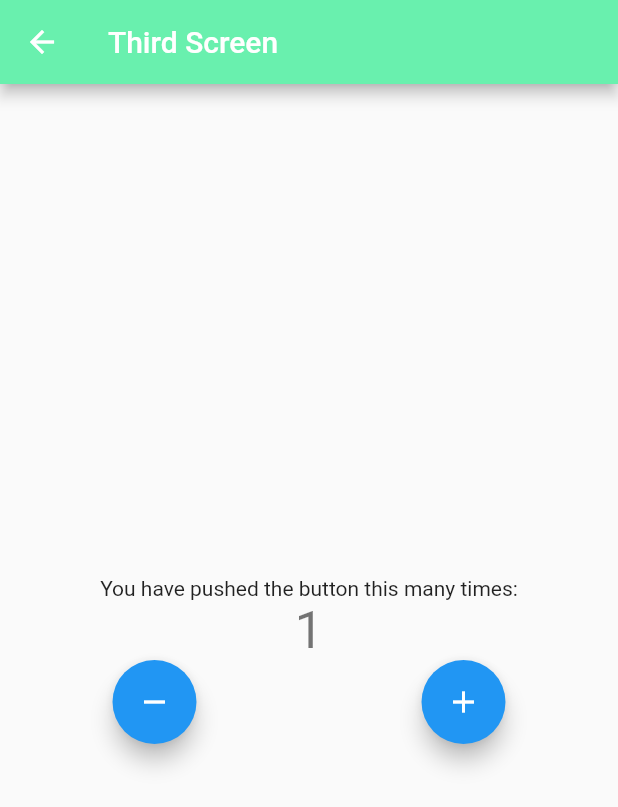
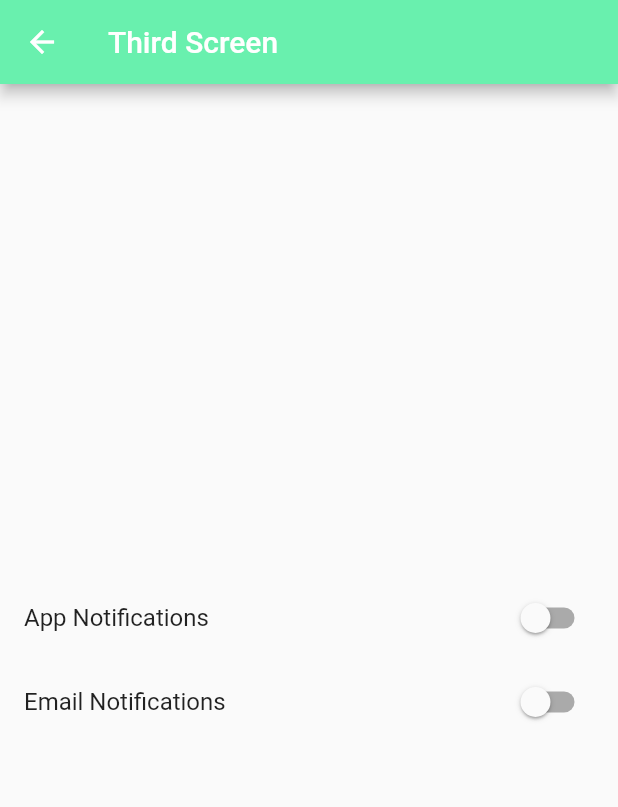
Before and after one commit to KuldeepRawat64/Flutter-Bloc-Concepts, a Flutter app: the screen it shows after launch, after a tap on the "remove" icon, after a tap on the "add" icon, after a tap on "Go to Third Screen", on a phone screen of 412 x 824 dp. Shown: the top 807 px of the screen. Run offline on Flutter 3.47's test engine with Material 2 defaults, Android fonts, the phone set to English and light mode, and no system bars; our stand-ins replace connectivity_plus, equatable, flutter_bloc.

Commit message:
SettingsCubit with StateNotBuilding fix

```diff
--- /dev/null
+++ b/lib/logic/cubit/settings_cubit.dart
@@ -0,0 +1,16 @@
+import 'package:equatable/equatable.dart';
+import 'package:flutter_bloc/flutter_bloc.dart';
+
+part 'settings_state.dart';
+
+class SettingsCubit extends Cubit<SettingsState> {
+  SettingsCubit()
+      : super(const SettingsState(
+            appNotifications: false, emailNotifications: false));
+
+  void toggleAppNotifications(bool newValue) =>
+      emit(state.copyWith(appNotifications: newValue));
+
+  void toggleEmailNotifications(bool newValue) =>
+      emit(state.copyWith(emailNotifications: newValue));
+}
--- /dev/null
+++ b/lib/logic/cubit/settings_state.dart
@@ -0,0 +1,19 @@
+part of 'settings_cubit.dart';
+
+class SettingsState extends Equatable {
+  final bool appNotifications;
+  final bool emailNotifications;
+  const SettingsState({
+    required this.appNotifications,
+    required this.emailNotifications,
+  });
+
+  SettingsState copyWith({bool? appNotifications, bool? emailNotifications}) {
+    return SettingsState(
+        appNotifications: appNotifications ?? this.appNotifications,
+        emailNotifications: emailNotifications ?? this.emailNotifications);
+  }
+
+  @override
+  List<Object> get props => [appNotifications, emailNotifications];
+}
--- a/lib/main.dart
+++ b/lib/main.dart
@@ -3,6 +3,7 @@ import 'package:flutter/material.dart';
 import 'package:flutter_bloc/flutter_bloc.dart';
 import 'package:flutter_bloc_concepts/logic/cubit/counter_cubit.dart';
 import 'package:flutter_bloc_concepts/logic/cubit/internet_cubit.dart';
+import 'package:flutter_bloc_concepts/logic/cubit/settings_cubit.dart';
 import 'package:flutter_bloc_concepts/presentation/router/app_router.dart';
 
 void main() {
@@ -23,11 +24,13 @@ class MyApp extends StatelessWidget {
     return MultiBlocProvider(
       providers: [
         BlocProvider<InternetCubit>(
-          create: (internetCubitContext) =>
-              InternetCubit(connectivity: connectivity),
+          create: (context) => InternetCubit(connectivity: connectivity),
         ),
         BlocProvider<CounterCubit>(
-          create: (counterCubitContext) => CounterCubit(),
+          create: (context) => CounterCubit(),
+        ),
+        BlocProvider<SettingsCubit>(
+          create: (context) => SettingsCubit(),
         ),
       ],
       child: MaterialApp(
--- a/lib/presentation/screens/home_screen.dart
+++ b/lib/presentation/screens/home_screen.dart
@@ -1,3 +1,5 @@
+import 'dart:developer';
+
 import 'package:flutter/material.dart';
 import 'package:flutter_bloc/flutter_bloc.dart';
 import 'package:flutter_bloc_concepts/constants/enums.dart';
@@ -17,18 +19,8 @@ class MyHomePage extends StatefulWidget {
 
 class _MyHomePageState extends State<MyHomePage> {
   @override
-  Widget build(BuildContext homeScreenContext) {
-    return BlocListener<InternetCubit, InternetState>(
-      listener: (context, state) {
-        if (state is InternetConnected &&
-            state.connectionType == ConnectionType.wifi) {
-          BlocProvider.of<CounterCubit>(context).increment();
-        } else if (state is InternetConnected &&
-            state.connectionType == ConnectionType.mobile) {
-          BlocProvider.of<CounterCubit>(context).decrement();
-        } else if (state is InternetDisconnected) {}
-      },
-      child: Scaffold(
+  Widget build(BuildContext context) {
+    return Scaffold(
       appBar: AppBar(
         backgroundColor: widget.color,
         title: Text(widget.title),
@@ -43,15 +35,12 @@ class _MyHomePageState extends State<MyHomePage> {
           mainAxisAlignment: MainAxisAlignment.center,
           children: <Widget>[
             BlocBuilder<InternetCubit, InternetState>(
-                builder: (internetCubitBuilderContext, state) {
+              builder: (context, state) {
                 if (state is InternetConnected &&
                     state.connectionType == ConnectionType.wifi) {
                   return Text(
                     'Wi-Fi',
-                      style: Theme.of(internetCubitBuilderContext)
-                          .textTheme
-                          .headline3!
-                          .copyWith(
+                    style: Theme.of(context).textTheme.headline3!.copyWith(
                           color: Colors.green,
                         ),
                   );
@@ -59,20 +48,14 @@ class _MyHomePageState extends State<MyHomePage> {
                     state.connectionType == ConnectionType.mobile) {
                   return Text(
                     'Mobile',
-                      style: Theme.of(internetCubitBuilderContext)
-                          .textTheme
-                          .headline3!
-                          .copyWith(
+                    style: Theme.of(context).textTheme.headline3!.copyWith(
                           color: Colors.red,
                         ),
                   );
                 } else if (state is InternetDisconnected) {
                   return Text(
                     'Disconnected',
-                      style: Theme.of(internetCubitBuilderContext)
-                          .textTheme
-                          .headline3!
-                          .copyWith(
+                    style: Theme.of(context).textTheme.headline3!.copyWith(
                           color: Colors.grey,
                         ),
                   );
@@ -84,18 +67,16 @@ class _MyHomePageState extends State<MyHomePage> {
               height: 5,
             ),
             BlocConsumer<CounterCubit, CounterState>(
-                listener: (counterCubitListenerContext, state) {
+              listener: (context, state) {
                 if (state.isIncremented == true) {
-                    ScaffoldMessenger.of(counterCubitListenerContext)
-                        .showSnackBar(
+                  ScaffoldMessenger.of(context).showSnackBar(
                     const SnackBar(
                       content: Text('Incremented!'),
                       duration: Duration(milliseconds: 300),
                     ),
                   );
                 } else if (state.isIncremented == false) {
-                    ScaffoldMessenger.of(counterCubitListenerContext)
-                        .showSnackBar(
+                  ScaffoldMessenger.of(context).showSnackBar(
                     const SnackBar(
                       content: Text('Decremented!'),
                       duration: Duration(milliseconds: 300),
@@ -103,34 +84,26 @@ class _MyHomePageState extends State<MyHomePage> {
                   );
                 }
               },
-                builder: (counterCubiBuilderContext, state) {
+              builder: (context, state) {
                 if (state.counterValue < 0) {
                   return Text(
                     'BRR, NEGATIVE ${state.counterValue}',
-                      style: Theme.of(counterCubiBuilderContext)
-                          .textTheme
-                          .headline4,
+                    style: Theme.of(context).textTheme.headline4,
                   );
                 } else if (state.counterValue % 2 == 0) {
                   return Text(
                     'YAAAY ${state.counterValue}',
-                      style: Theme.of(counterCubiBuilderContext)
-                          .textTheme
-                          .headline4,
+                    style: Theme.of(context).textTheme.headline4,
                   );
                 } else if (state.counterValue == 5) {
                   return Text(
                     'HMM, NUMBER 5',
-                      style: Theme.of(counterCubiBuilderContext)
-                          .textTheme
-                          .headline4,
+                    style: Theme.of(context).textTheme.headline4,
                   );
                 } else {
                   return Text(
                     state.counterValue.toString(),
-                      style: Theme.of(counterCubiBuilderContext)
-                          .textTheme
-                          .headline4,
+                    style: Theme.of(context).textTheme.headline4,
                   );
                 }
               },
@@ -168,10 +141,10 @@ class _MyHomePageState extends State<MyHomePage> {
             ),
             Builder(
               builder: (context) {
-                  final counterValue = context
-                      .select((CounterCubit cubit) => cubit.state.counterValue);
+                final counterValue = context.select<CounterCubit, int>(
+                    (cubit) => cubit.state.counterValue);
                 return Text(
-                    'Counter: ',
+                  'Counter: $counterValue',
                   style: Theme.of(context).textTheme.headline6,
                 );
               },
@@ -183,10 +156,9 @@ class _MyHomePageState extends State<MyHomePage> {
               mainAxisAlignment: MainAxisAlignment.spaceEvenly,
               children: [
                 FloatingActionButton(
-                    heroTag: Text('${widget.title}'),
+                  heroTag: Text(widget.title),
                   onPressed: () {
-                      BlocProvider.of<CounterCubit>(context).decrement();
-                      // context.bloc<CounterCubit>().decrement();
+                    context.read<CounterCubit>().decrement();
                   },
                   tooltip: 'Decrement',
                   child: const Icon(Icons.remove),
@@ -206,14 +178,14 @@ class _MyHomePageState extends State<MyHomePage> {
               height: 24,
             ),
             Builder(
-                builder: (materialButtonContext) => MaterialButton(
+              builder: (context) => MaterialButton(
                 color: Colors.redAccent,
                 child: const Text(
                   'Go to Second Screen',
                   style: TextStyle(color: Colors.white),
                 ),
                 onPressed: () {
-                    Navigator.of(materialButtonContext).pushNamed(
+                  Navigator.of(context).pushNamed(
                     '/second',
                   );
                 },
@@ -229,7 +201,7 @@ class _MyHomePageState extends State<MyHomePage> {
                 style: TextStyle(color: Colors.white),
               ),
               onPressed: () {
-                  Navigator.of(homeScreenContext).pushNamed(
+                Navigator.of(context).pushNamed(
                   '/third',
                 );
               },
@@ -237,7 +209,6 @@ class _MyHomePageState extends State<MyHomePage> {
           ],
         ),
       ),
-      ),
     );
   }
 }
--- a/lib/presentation/screens/third_screen.dart
+++ b/lib/presentation/screens/third_screen.dart
@@ -1,6 +1,7 @@
 import 'package:flutter/material.dart';
 import 'package:flutter_bloc/flutter_bloc.dart';
 import 'package:flutter_bloc_concepts/logic/cubit/counter_cubit.dart';
+import 'package:flutter_bloc_concepts/logic/cubit/settings_cubit.dart';
 
 class ThirdScreen extends StatefulWidget {
   final String title;
@@ -18,63 +19,65 @@ class ThirdScreen extends StatefulWidget {
 class _ThirdScreenState extends State<ThirdScreen> {
   @override
   Widget build(BuildContext context) {
-    return Scaffold(
+    return BlocListener<SettingsCubit, SettingsState>(
+      listener: (context, state) {
+        if (state.appNotifications == true) {
+          ScaffoldMessenger.of(context).showSnackBar(
+            SnackBar(
+              content: Text(
+                  'App: ${state.appNotifications} Email: ${state.emailNotifications}'),
+              duration: const Duration(milliseconds: 300),
+            ),
+          );
+        } else if (state.emailNotifications == true) {
+          ScaffoldMessenger.of(context).showSnackBar(
+            SnackBar(
+              content: Text(
+                  'App: ${state.appNotifications} Email: ${state.emailNotifications}'),
+              duration: const Duration(milliseconds: 300),
+            ),
+          );
+        } else {
+          ScaffoldMessenger.of(context).showSnackBar(
+            SnackBar(
+              content: Text(
+                  'App: ${state.appNotifications} Email: ${state.emailNotifications}'),
+              duration: const Duration(milliseconds: 300),
+            ),
+          );
+        }
+      },
+      child: Scaffold(
         appBar: AppBar(
           backgroundColor: widget.color,
           title: Text(widget.title),
         ),
         body: Center(
-        child: Column(
+          child: BlocBuilder<SettingsCubit, SettingsState>(
+            builder: (context, state) {
+              return Column(
                 mainAxisAlignment: MainAxisAlignment.center,
                 children: <Widget>[
-            const Text(
-              'You have pushed the button this many times:',
-            ),
-            Column(
-              children: [
-                BlocConsumer<CounterCubit, CounterState>(
-                  listener: (context, state) {
-                    if (state.isIncremented == true) {
-                      ScaffoldMessenger.of(context).showSnackBar(const SnackBar(
-                          duration: Duration(milliseconds: 100),
-                          content: Text('Incremented!')));
-                    } else {
-                      ScaffoldMessenger.of(context).showSnackBar(const SnackBar(
-                          duration: Duration(milliseconds: 100),
-                          content: Text('Decremented!')));
-                    }
-                  },
-                  builder: (context, state) {
-                    return Text(
-                      '${state.counterValue}',
-                      style: Theme.of(context).textTheme.headline4,
+                  SwitchListTile(
+                      title: const Text('App Notifications'),
+                      value: state.appNotifications,
+                      onChanged: (newValue) {
+                        context
+                            .read<SettingsCubit>()
+                            .toggleAppNotifications(newValue);
+                      }),
+                  SwitchListTile(
+                      title: const Text('Email Notifications'),
+                      value: state.emailNotifications,
+                      onChanged: (newValue) {
+                        context
+                            .read<SettingsCubit>()
+                            .toggleEmailNotifications(newValue);
+                      })
+                ],
               );
             },
           ),
-                Row(
-                  mainAxisAlignment: MainAxisAlignment.spaceAround,
-                  children: [
-                    FloatingActionButton(
-                      heroTag: 'FA5',
-                      onPressed: () {
-                        BlocProvider.of<CounterCubit>(context).decrement();
-                      },
-                      tooltip: 'Decrement',
-                      child: const Icon(Icons.remove),
-                    ),
-                    FloatingActionButton(
-                      heroTag: 'FA6',
-                      onPressed: () {
-                        BlocProvider.of<CounterCubit>(context).increment();
-                      },
-                      tooltip: 'Increment',
-                      child: const Icon(Icons.add),
-                    ),
-                  ],
-                )
-              ],
-            ),
-          ],
         ),
       ),
     );
```
Lines whose indentation alone changed are shown as unchanged.
